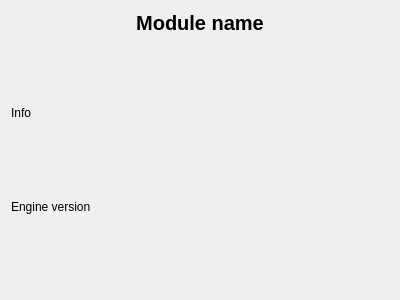
This is src/ui/forms/moduleinfowidget.ui in Isangeles/DragonCreator as Qt 5 draws it before an edit. The edited form follows.
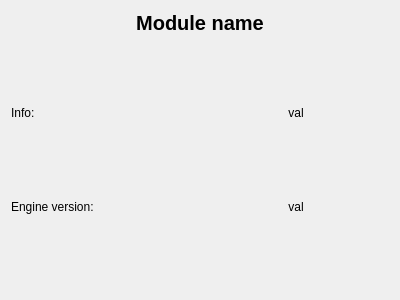
This is the edited form.

Commit message: Improvements for text reader, module info widget and source tab, GPLv2 license added

Diff of the .ui file:
```diff
--- a/src/ui/forms/moduleinfowidget.ui
+++ b/src/ui/forms/moduleinfowidget.ui
@@ -14,7 +14,47 @@
    <string>Form</string>
   </property>
   <layout class="QGridLayout" name="gridLayout">
-   <item row="0" column="0">
+   <item row="2" column="1">
+    <widget class="QLabel" name="infoVal">
+     <property name="text">
+      <string>val</string>
+     </property>
+     <property name="alignment">
+      <set>Qt::AlignHCenter|Qt::AlignTop</set>
+     </property>
+    </widget>
+   </item>
+   <item row="2" column="0">
+    <widget class="QLabel" name="infoLabel">
+     <property name="text">
+      <string>Info:</string>
+     </property>
+     <property name="alignment">
+      <set>Qt::AlignLeading|Qt::AlignLeft|Qt::AlignTop</set>
+     </property>
+    </widget>
+   </item>
+   <item row="3" column="0">
+    <widget class="QLabel" name="engineVerLabel">
+     <property name="text">
+      <string>Engine version:</string>
+     </property>
+     <property name="alignment">
+      <set>Qt::AlignLeading|Qt::AlignLeft|Qt::AlignTop</set>
+     </property>
+    </widget>
+   </item>
+   <item row="3" column="1">
+    <widget class="QLabel" name="engineVerVal">
+     <property name="text">
+      <string>val</string>
+     </property>
+     <property name="alignment">
+      <set>Qt::AlignHCenter|Qt::AlignTop</set>
+     </property>
+    </widget>
+   </item>
+   <item row="1" column="0" colspan="2">
     <widget class="QLabel" name="moduleLabel">
      <property name="font">
       <font>
@@ -31,26 +71,6 @@
      </property>
     </widget>
    </item>
-   <item row="2" column="0">
-    <widget class="QLabel" name="engineVerLabel">
-     <property name="text">
-      <string>Engine version</string>
-     </property>
-     <property name="alignment">
-      <set>Qt::AlignLeading|Qt::AlignLeft|Qt::AlignTop</set>
-     </property>
-    </widget>
-   </item>
-   <item row="1" column="0">
-    <widget class="QLabel" name="infoLabel">
-     <property name="text">
-      <string>Info</string>
-     </property>
-     <property name="alignment">
-      <set>Qt::AlignLeading|Qt::AlignLeft|Qt::AlignTop</set>
-     </property>
-    </widget>
-   </item>
   </layout>
  </widget>
  <resources/>
```
The commit also changes 14 other files.
